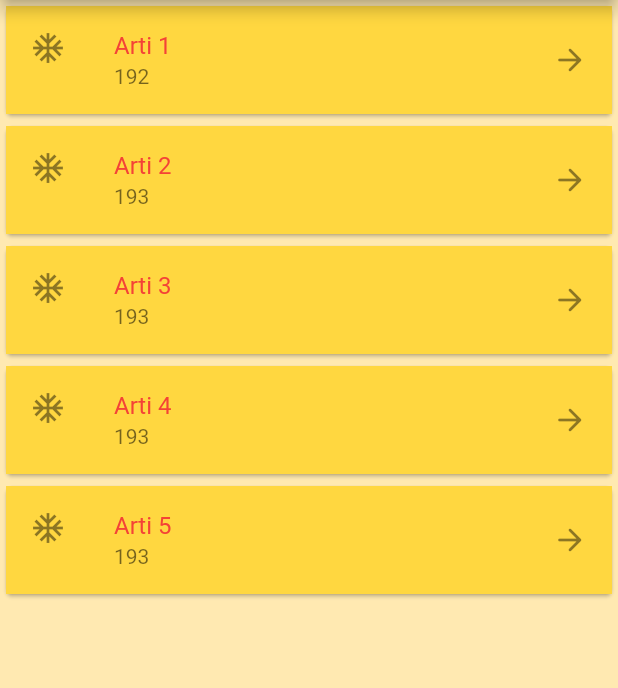
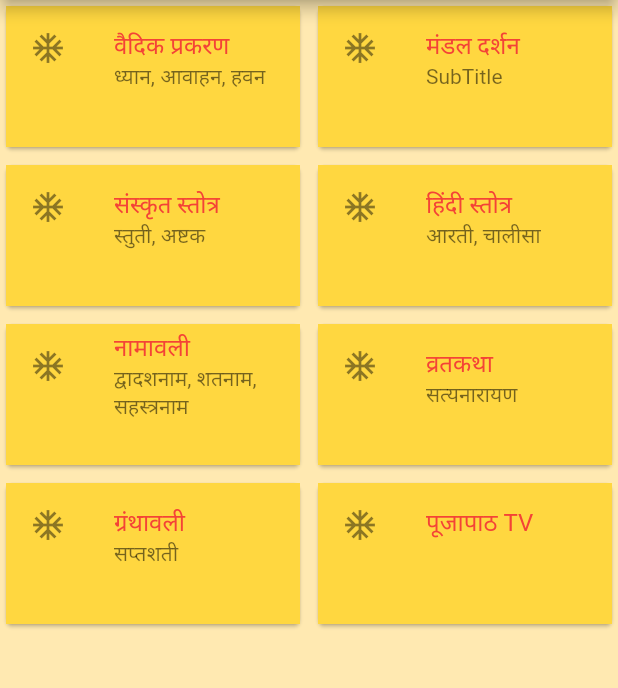
Before and after one commit to sushantkadav/arti_sangrah, a Flutter app: the screen it shows after launch, on a phone screen of 412 x 824 dp, the part 84-772 px from its top. Run offline on Flutter 3.47's test engine with Material 2 defaults, Android fonts, the phone set to English and light mode, and no system bars.

Commit message:
list view changed to grid

```diff
--- a/lib/model/arti.dart
+++ b/lib/model/arti.dart
@@ -2,21 +2,25 @@ import 'package:flutter/material.dart';
 
 class Arti{
   String title;
+  String subtile;
   String description;
   String imgUrl;
-  int year;
+
 
   Arti({required this.title,
+  required this.subtile,
   required this.description,
-  required this.imgUrl,
-  required this.year});
+  required this.imgUrl});
 }
 
   List<Arti> artiList = [
-    Arti(title: "Arti 1", description: "Shivaji Arti Description", imgUrl: "imgUrl", year: 192),
-    Arti(title: "Arti 2", description: "Ganeshji Arti Description", imgUrl: "imgUrl", year: 193),
-    Arti(title: "Arti 3", description: "Ganeshji Arti Description", imgUrl: "imgUrl", year: 193),
-    Arti(title: "Arti 4", description: "Ganeshji Arti Description", imgUrl: "imgUrl", year: 193),
-    Arti(title: "Arti 5", description: "Ganeshji Arti Description", imgUrl: "imgUrl", year: 193)
+    Arti(title: "वैदिक प्रकरण" , subtile: "ध्यान, आवाहन, हवन", description: "Shivaji Arti Description", imgUrl: "imgUrl"),
+    Arti(title: "मंडल दर्शन", subtile: "SubTitle", description: "Ganeshji Arti Description", imgUrl: "imgUrl"),
+    Arti(title: "संस्कृत स्तोत्र", subtile: "स्तुती, अष्टक", description: "Ganeshji Arti Description", imgUrl: "imgUrl"),
+    Arti(title: "हिंदी स्तोत्र", subtile: "आरती, चालीसा", description: "Ganeshji Arti Description", imgUrl: "imgUrl"),
+    Arti(title: "नामावली", subtile: "द्वादशनाम, शतनाम, सहस्त्रनाम", description: "Ganeshji Arti Description", imgUrl: "imgUrl"),
+    Arti(title: "व्रतकथा", subtile: "सत्यनारायण", description: "Ganeshji Arti Description", imgUrl: "imgUrl"),
+    Arti(title: "ग्रंथावली", subtile: "सप्तशती", description: "Ganeshji Arti Description", imgUrl: "imgUrl"),
+    Arti(title: "पूजापाठ TV", subtile: "", description: "Ganeshji Arti Description", imgUrl: "imgUrl")
 
   ];
--- a/lib/screens/arti_detail_screen.dart
+++ b/lib/screens/arti_detail_screen.dart
@@ -18,7 +18,7 @@ class ArtiDetailScreen extends StatelessWidget {
             Icon(Icons.accessibility_sharp),
             Padding(
                 padding: const EdgeInsets.all(8.0),
-                child: Text(arti.year.toString(),
+                child: Text(arti.subtile.toString(),
                     textAlign: TextAlign.center,
                     style: TextStyle(
                         fontSize: 17.0, fontStyle: FontStyle.italic))),
--- a/lib/screens/arti_list_screen.dart
+++ b/lib/screens/arti_list_screen.dart
@@ -11,20 +11,25 @@ class ArtiListScreen extends StatelessWidget {
         backgroundColor: Color(0xFFB73E3E),
       ),
       body: Container(
-        decoration: new BoxDecoration(
-          color : Color(0xFFFFE9B1)
-        ),
-          child: (
-        ListView.builder(
+          decoration: new BoxDecoration(color: Color(0xFFFFE9B1)),
+          child: (GridView.builder(
+              gridDelegate: SliverGridDelegateWithFixedCrossAxisCount(
+                  crossAxisCount: 2,
+                  childAspectRatio: 2,
+                  crossAxisSpacing: 4.0,
+                  mainAxisSpacing: 4.0),
               itemCount: artiList.length,
               itemBuilder: (context, index) {
                 Arti arti = artiList[index];
                 return Card(
                   child: ListTile(
-                  title: Text(arti.title, style: TextStyle(color: Colors.red),),
-                  subtitle: Text(arti.year.toString()),
+                    title: Text(
+                      arti.title,
+                      style: TextStyle(color: Colors.red),
+                    ),
+                    subtitle: Text(arti.subtile.toString()),
                     leading: Icon(Icons.ac_unit_outlined),
-                  trailing: Icon(Icons.arrow_forward_rounded),
+                    // trailing: Icon(Icons.arrow_forward_rounded),
                     tileColor: Colors.amberAccent,
                     onTap: () {
                       Navigator.push(
@@ -34,8 +39,7 @@ class ArtiListScreen extends StatelessWidget {
                     },
                   ),
                 );
-            })
-    )),
+              }))),
     );
   }
 }
```
Also changed, not shown: 1 other file. Lines whose indentation alone changed are shown as unchanged.
